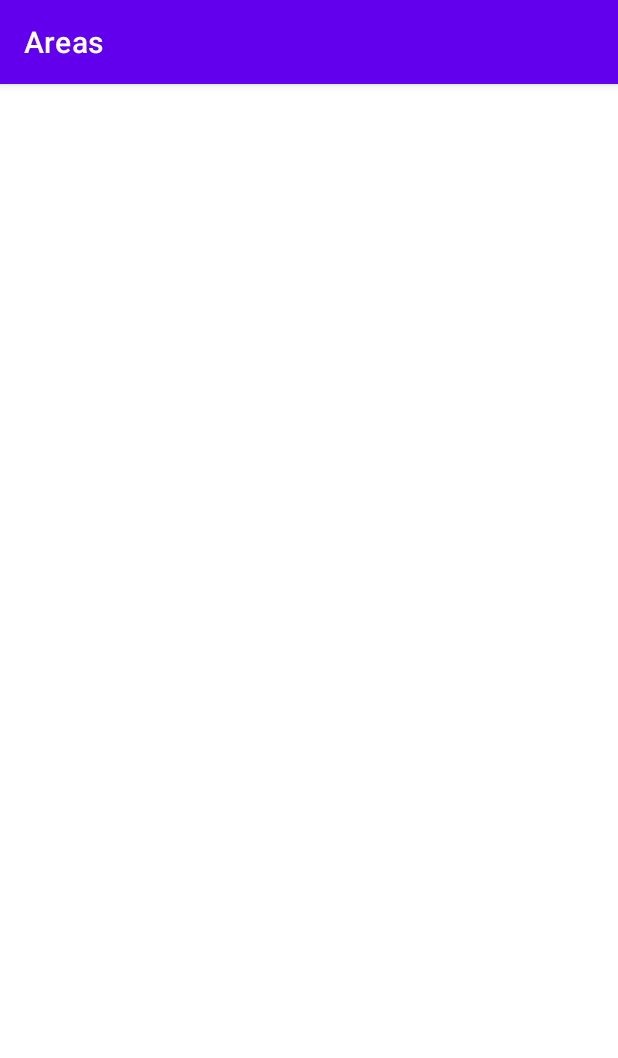
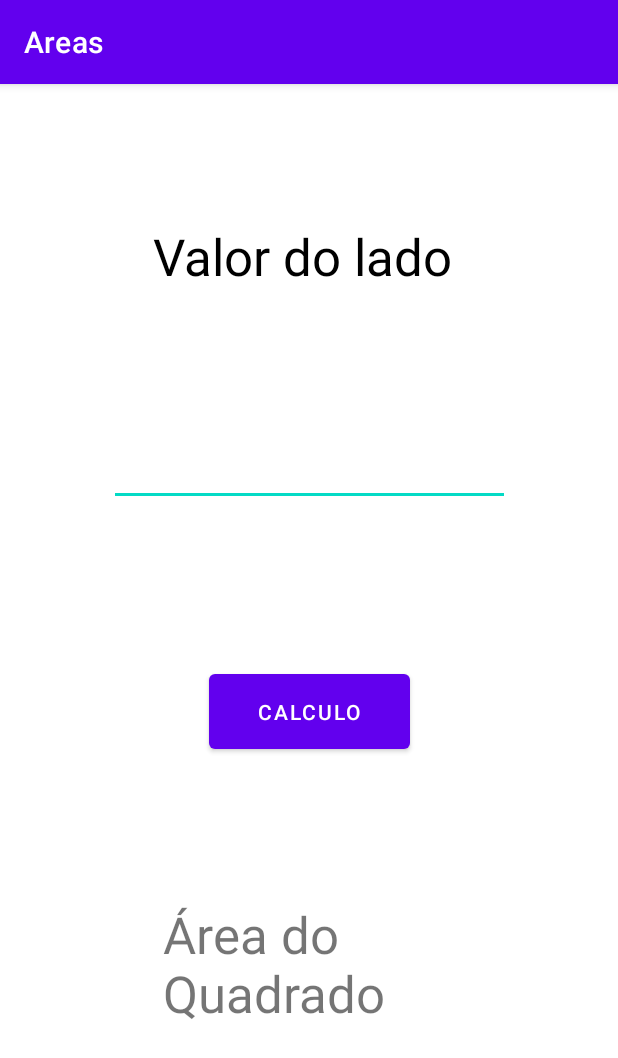
Before and after one commit to Guinhovhrm/ProjetoPDM, an Android app: the activityQuadrado screen opened directly, with no data from a screen before it, on a phone screen of 412 x 824 dp. Shown: the top 1058 px of the screen. Run offline under Robolectric (Android 15) with nearby library versions, the phone set to English and light mode, and no system bars.

Commit message:
Área do quadrado incompleta;

```diff
--- a/app/src/main/java/com/example/areas/MainActivity.java
+++ b/app/src/main/java/com/example/areas/MainActivity.java
@@ -2,15 +2,31 @@ package com.example.areas;
 
 import androidx.appcompat.app.AppCompatActivity;
 
+import android.content.Intent;
 import android.os.Bundle;
+import android.view.View;
+import android.widget.Button;
 
 public class MainActivity extends AppCompatActivity {
 
+    Button btnQuadrado;
+
+    Intent in;
     @Override
     protected void onCreate(Bundle savedInstanceState) {
         super.onCreate(savedInstanceState);
         setContentView(R.layout.activity_main);
-        Cal cal = new Cal();
+        btnQuadrado = findViewById(R.id.btnQuadrado);
+
+        btnQuadrado.setOnClickListener(new View.OnClickListener() {
+            @Override
+            public void onClick(View view) {
+            in = new Intent(MainActivity.this, activityQuadrado.class);
+            startActivity(in);
+            }
+        });
+
+
 
 
 
--- a/app/src/main/java/com/example/areas/activityQuadrado.java
+++ b/app/src/main/java/com/example/areas/activityQuadrado.java
@@ -2,13 +2,40 @@ package com.example.areas;
 
 import androidx.appcompat.app.AppCompatActivity;
 
+import android.annotation.SuppressLint;
 import android.os.Bundle;
+import android.view.View;
+import android.widget.Button;
+import android.widget.EditText;
+import android.widget.TextView;
 
 public class activityQuadrado extends AppCompatActivity {
 
+    Button btnCalcQdrd;
+    EditText edValorQdrd;
+    TextView tvResultQdrd;
+    @SuppressLint("MissingInflatedId")
     @Override
     protected void onCreate(Bundle savedInstanceState) {
         super.onCreate(savedInstanceState);
         setContentView(R.layout.activity_quadrado);
+        btnCalcQdrd = findViewById(R.id.btnCalcQdrd);
+        edValorQdrd = findViewById(R.id.edValorQdrd);
+        tvResultQdrd = findViewById(R.id.tvResultQdrd);
+        btnCalcQdrd.setOnClickListener(new View.OnClickListener() {
+            @Override
+            public void onClick(View view) {
+                Cal cal = new Cal();
+                String valStr = edValorQdrd.getText().toString();
+                float valF = Float.parseFloat(valStr);
+                valStr = String.valueOf(cal.CalQuadrado(valF));
+                tvResultQdrd.setText(valStr);
+
+
+
+
+
+            }
+        });
     }
 }
--- a/app/src/main/res/layout/activity_quadrado.xml
+++ b/app/src/main/res/layout/activity_quadrado.xml
@@ -6,4 +6,49 @@
     android:layout_height="match_parent"
     tools:context=".activityQuadrado">
 
+    <Button
+        android:id="@+id/btnCalcQdrd"
+        android:layout_width="134dp"
+        android:layout_height="62dp"
+        android:layout_marginTop="106dp"
+        android:text="Calculo"
+        app:layout_constraintEnd_toEndOf="parent"
+        app:layout_constraintStart_toStartOf="parent"
+        app:layout_constraintTop_toBottomOf="@+id/edValorQdrd" />
+
+    <TextView
+        android:id="@+id/textView2"
+        android:layout_width="208dp"
+        android:layout_height="60dp"
+        android:layout_marginTop="92dp"
+        android:text="Valor do lado"
+        android:textColor="#000000"
+        android:textSize="34sp"
+        app:layout_constraintEnd_toEndOf="parent"
+        app:layout_constraintStart_toStartOf="parent"
+        app:layout_constraintTop_toTopOf="parent" />
+
+    <EditText
+        android:id="@+id/edValorQdrd"
+        android:layout_width="267dp"
+        android:layout_height="93dp"
+        android:layout_marginTop="36dp"
+        android:ems="10"
+        android:inputType="textPersonName"
+        app:layout_constraintEnd_toEndOf="parent"
+        app:layout_constraintStart_toStartOf="parent"
+        app:layout_constraintTop_toBottomOf="@+id/textView2" />
+
+    <TextView
+        android:id="@+id/tvResultQdrd"
+        android:layout_width="195dp"
+        android:layout_height="101dp"
+        android:layout_marginTop="76dp"
+        android:layout_marginBottom="104dp"
+        android:text="Área do Quadrado"
+        android:textSize="34sp"
+        app:layout_constraintBottom_toBottomOf="parent"
+        app:layout_constraintEnd_toEndOf="parent"
+        app:layout_constraintStart_toStartOf="parent"
+        app:layout_constraintTop_toBottomOf="@+id/btnCalcQdrd" />
 </androidx.constraintlayout.widget.ConstraintLayout>
```
